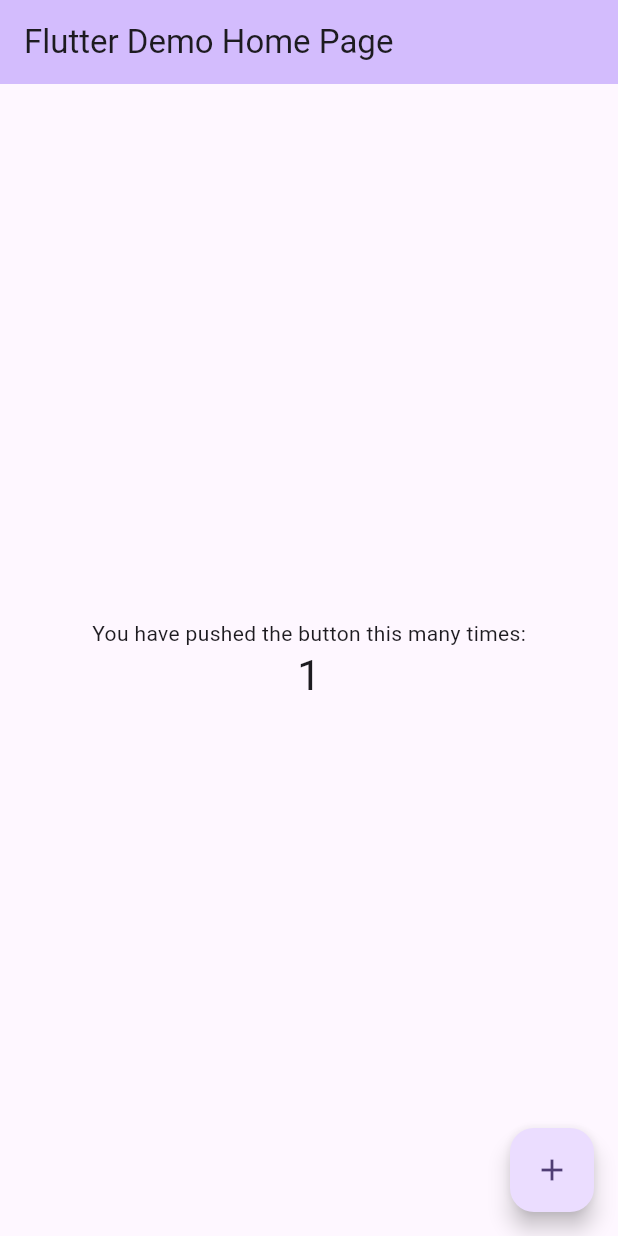
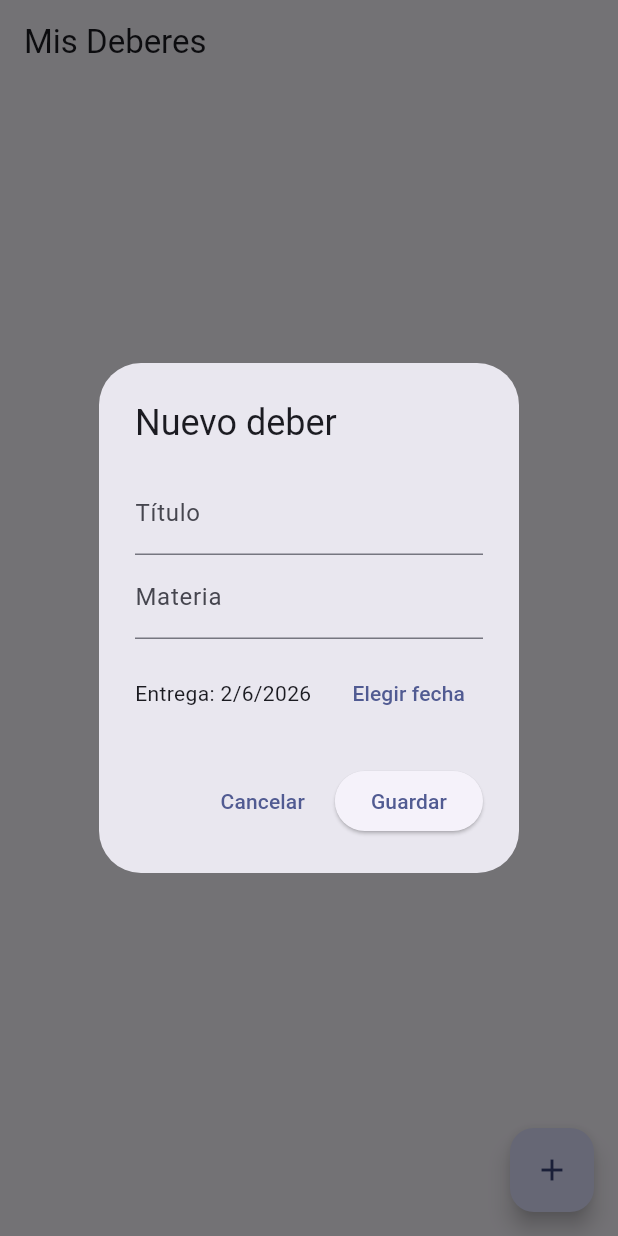
Before and after one commit to samuelcatalanz123/mis_deberes, a Flutter app: the screen it shows after launch, after a tap on the "add" icon, on a phone screen of 412 x 824 dp. Run offline on Flutter 3.47's test engine with Material 3 defaults, Android fonts, the phone set to English and light mode, and no system bars; our stand-ins replace shared_preferences.

Commit message:
feat: app Mis Deberes funcionando (formulario, lista, main + i18n)

```diff
--- a/lib/main.dart
+++ b/lib/main.dart
@@ -1,122 +1,23 @@
 import 'package:flutter/material.dart';
+import 'package:intl/date_symbol_data_local.dart';
+import 'screens/pantalla_principal.dart';
 
-void main() {
-  runApp(const MyApp());
+Future<void> main() async {
+  WidgetsFlutterBinding.ensureInitialized();
+  await initializeDateFormatting('es'); // para formatear fechas en español
+  runApp(const MisDeberesApp());
 }
 
-class MyApp extends StatelessWidget {
-  const MyApp({super.key});
+class MisDeberesApp extends StatelessWidget {
+  const MisDeberesApp({super.key});
 
-  // This widget is the root of your application.
   @override
   Widget build(BuildContext context) {
     return MaterialApp(
-      title: 'Flutter Demo',
-      theme: ThemeData(
-        // This is the theme of your application.
-        //
-        // TRY THIS: Try running your application with "flutter run". You'll see
-        // the application has a purple toolbar. Then, without quitting the app,
-        // try changing the seedColor in the colorScheme below to Colors.green
-        // and then invoke "hot reload" (save your changes or press the "hot
-        // reload" button in a Flutter-supported IDE, or press "r" if you used
-        // the command line to start the app).
-        //
-        // Notice that the counter didn't reset back to zero; the application
-        // state is not lost during the reload. To reset the state, use hot
-        // restart instead.
-        //
-        // This works for code too, not just values: Most code changes can be
-        // tested with just a hot reload.
-        colorScheme: .fromSeed(seedColor: Colors.deepPurple),
-      ),
-      home: const MyHomePage(title: 'Flutter Demo Home Page'),
+      title: 'Mis Deberes',
+      theme: ThemeData(colorSchemeSeed: Colors.indigo, useMaterial3: true),
+      home: const PantallaPrincipal(),
+      debugShowCheckedModeBanner: false,
     );
   }
 }
-
-class MyHomePage extends StatefulWidget {
-  const MyHomePage({super.key, required this.title});
-
-  // This widget is the home page of your application. It is stateful, meaning
-  // that it has a State object (defined below) that contains fields that affect
-  // how it looks.
-
-  // This class is the configuration for the state. It holds the values (in this
-  // case the title) provided by the parent (in this case the App widget) and
-  // used by the build method of the State. Fields in a Widget subclass are
-  // always marked "final".
-
-  final String title;
-
-  @override
-  State<MyHomePage> createState() => _MyHomePageState();
-}
-
-class _MyHomePageState extends State<MyHomePage> {
-  int _counter = 0;
-
-  void _incrementCounter() {
-    setState(() {
-      // This call to setState tells the Flutter framework that something has
-      // changed in this State, which causes it to rerun the build method below
-      // so that the display can reflect the updated values. If we changed
-      // _counter without calling setState(), then the build method would not be
-      // called again, and so nothing would appear to happen.
-      _counter++;
-    });
-  }
-
-  @override
-  Widget build(BuildContext context) {
-    // This method is rerun every time setState is called, for instance as done
-    // by the _incrementCounter method above.
-    //
-    // The Flutter framework has been optimized to make rerunning build methods
-    // fast, so that you can just rebuild anything that needs updating rather
-    // than having to individually change instances of widgets.
-    return Scaffold(
-      appBar: AppBar(
-        // TRY THIS: Try changing the color here to a specific color (to
-        // Colors.amber, perhaps?) and trigger a hot reload to see the AppBar
-        // change color while the other colors stay the same.
-        backgroundColor: Theme.of(context).colorScheme.inversePrimary,
-        // Here we take the value from the MyHomePage object that was created by
-        // the App.build method, and use it to set our appbar title.
-        title: Text(widget.title),
-      ),
-      body: Center(
-        // Center is a layout widget. It takes a single child and positions it
-        // in the middle of the parent.
-        child: Column(
-          // Column is also a layout widget. It takes a list of children and
-          // arranges them vertically. By default, it sizes itself to fit its
-          // children horizontally, and tries to be as tall as its parent.
-          //
-          // Column has various properties to control how it sizes itself and
-          // how it positions its children. Here we use mainAxisAlignment to
-          // center the children vertically; the main axis here is the vertical
-          // axis because Columns are vertical (the cross axis would be
-          // horizontal).
-          //
-          // TRY THIS: Invoke "debug painting" (choose the "Toggle Debug Paint"
-          // action in the IDE, or press "p" in the console), to see the
-          // wireframe for each widget.
-          mainAxisAlignment: .center,
-          children: [
-            const Text('You have pushed the button this many times:'),
-            Text(
-              '$_counter',
-              style: Theme.of(context).textTheme.headlineMedium,
-            ),
-          ],
-        ),
-      ),
-      floatingActionButton: FloatingActionButton(
-        onPressed: _incrementCounter,
-        tooltip: 'Increment',
-        child: const Icon(Icons.add),
-      ),
-    );
-  }
-}
--- /dev/null
+++ b/lib/screens/pantalla_principal.dart
@@ -0,0 +1,107 @@
+import 'package:flutter/material.dart';
+import 'package:intl/intl.dart';
+import '../models/deber.dart';
+import '../services/almacenamiento.dart';
+import '../widgets/formulario_deber.dart';
+
+class PantallaPrincipal extends StatefulWidget {
+  const PantallaPrincipal({super.key});
+
+  @override
+  State<PantallaPrincipal> createState() => _PantallaPrincipalState();
+}
+
+class _PantallaPrincipalState extends State<PantallaPrincipal> {
+  List<Deber> _deberes = [];
+  bool _cargando = true;
+
+  @override
+  void initState() {
+    super.initState();
+    _cargar();
+  }
+
+  Future<void> _cargar() async {
+    final lista = await cargarDeberes();
+    ordenarDeberes(lista);
+    setState(() {
+      _deberes = lista;
+      _cargando = false;
+    });
+  }
+
+  Future<void> _guardar() async {
+    ordenarDeberes(_deberes);
+    await guardarDeberes(_deberes);
+    setState(() {});
+  }
+
+  Future<void> _agregar() async {
+    final nuevo = await mostrarFormularioDeber(context);
+    if (nuevo != null) {
+      _deberes.add(nuevo);
+      await _guardar();
+    }
+  }
+
+  Color _color(Deber d) {
+    switch (d.urgencia(DateTime.now())) {
+      case Urgencia.atrasado:
+        return Colors.red;
+      case Urgencia.urgente:
+        return Colors.orange;
+      case Urgencia.normal:
+        return Colors.grey;
+    }
+  }
+
+  @override
+  Widget build(BuildContext context) {
+    return Scaffold(
+      appBar: AppBar(title: const Text('Mis Deberes')),
+      body: _cargando
+          ? const Center(child: CircularProgressIndicator())
+          : _deberes.isEmpty
+              ? const Center(child: Text('No tienes deberes. ¡Agrega uno con +!'))
+              : ListView.builder(
+                  itemCount: _deberes.length,
+                  itemBuilder: (context, i) {
+                    final d = _deberes[i];
+                    return ListTile(
+                      leading: Checkbox(
+                        value: d.hecho,
+                        onChanged: (v) {
+                          d.hecho = v ?? false;
+                          _guardar();
+                        },
+                      ),
+                      title: Text(
+                        d.titulo,
+                        style: TextStyle(
+                          decoration:
+                              d.hecho ? TextDecoration.lineThrough : null,
+                        ),
+                      ),
+                      subtitle: Text(
+                        '${d.materia}  ·  ${DateFormat('EEE d MMM', 'es').format(d.fechaEntrega)}',
+                        style: TextStyle(
+                          color: d.hecho ? Colors.grey : _color(d),
+                        ),
+                      ),
+                      trailing: IconButton(
+                        icon: const Icon(Icons.delete_outline),
+                        onPressed: () {
+                          _deberes.removeAt(i);
+                          _guardar();
+                        },
+                      ),
+                    );
+                  },
+                ),
+      floatingActionButton: FloatingActionButton(
+        onPressed: _agregar,
+        child: const Icon(Icons.add),
+      ),
+    );
+  }
+}
--- /dev/null
+++ b/lib/widgets/formulario_deber.dart
@@ -0,0 +1,83 @@
+import 'package:flutter/material.dart';
+import '../models/deber.dart';
+
+/// Muestra un diálogo para crear un deber. Devuelve el Deber creado, o null si
+/// se cancela.
+Future<Deber?> mostrarFormularioDeber(BuildContext context) {
+  final tituloCtrl = TextEditingController();
+  final materiaCtrl = TextEditingController();
+  DateTime fecha = DateTime.now().add(const Duration(days: 1));
+
+  return showDialog<Deber>(
+    context: context,
+    builder: (context) {
+      return StatefulBuilder(
+        builder: (context, setState) {
+          return AlertDialog(
+            title: const Text('Nuevo deber'),
+            content: SingleChildScrollView(
+              child: Column(
+                mainAxisSize: MainAxisSize.min,
+                children: [
+                  TextField(
+                    controller: tituloCtrl,
+                    decoration: const InputDecoration(labelText: 'Título'),
+                  ),
+                  TextField(
+                    controller: materiaCtrl,
+                    decoration: const InputDecoration(labelText: 'Materia'),
+                  ),
+                  const SizedBox(height: 12),
+                  Row(
+                    children: [
+                      Expanded(
+                        child: Text(
+                          'Entrega: ${fecha.day}/${fecha.month}/${fecha.year}',
+                        ),
+                      ),
+                      TextButton(
+                        onPressed: () async {
+                          final elegida = await showDatePicker(
+                            context: context,
+                            initialDate: fecha,
+                            firstDate: DateTime.now().subtract(const Duration(days: 1)),
+                            lastDate: DateTime.now().add(const Duration(days: 365)),
+                          );
+                          if (elegida != null) setState(() => fecha = elegida);
+                        },
+                        child: const Text('Elegir fecha'),
+                      ),
+                    ],
+                  ),
+                ],
+              ),
+            ),
+            actions: [
+              TextButton(
+                onPressed: () => Navigator.pop(context),
+                child: const Text('Cancelar'),
+              ),
+              ElevatedButton(
+                onPressed: () {
+                  if (tituloCtrl.text.trim().isEmpty) return; // título obligatorio
+                  Navigator.pop(
+                    context,
+                    Deber(
+                      id: DateTime.now().microsecondsSinceEpoch.toString(),
+                      titulo: tituloCtrl.text.trim(),
+                      materia: materiaCtrl.text.trim().isEmpty
+                          ? 'General'
+                          : materiaCtrl.text.trim(),
+                      fechaEntrega: fecha,
+                    ),
+                  );
+                },
+                child: const Text('Guardar'),
+              ),
+            ],
+          );
+        },
+      );
+    },
+  );
+}
```
